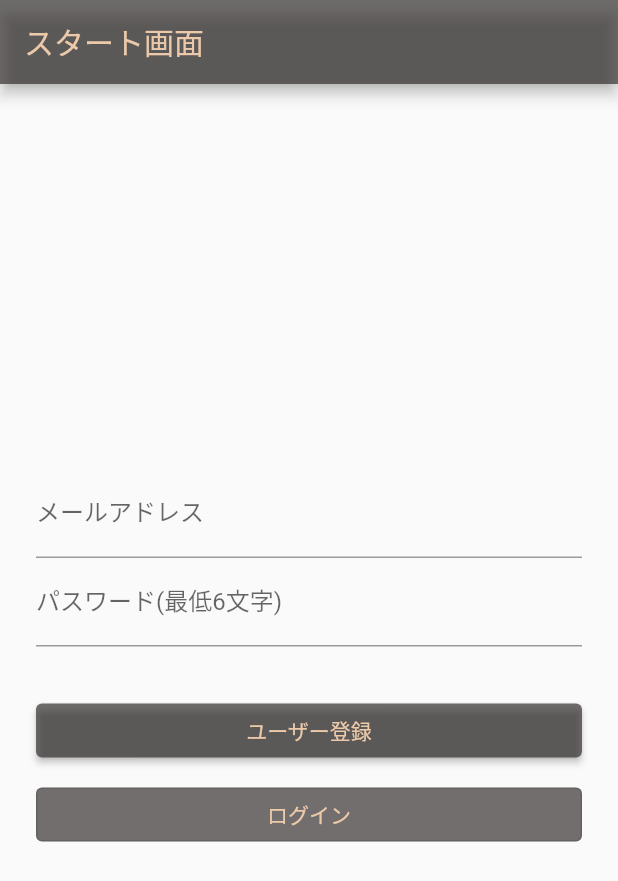
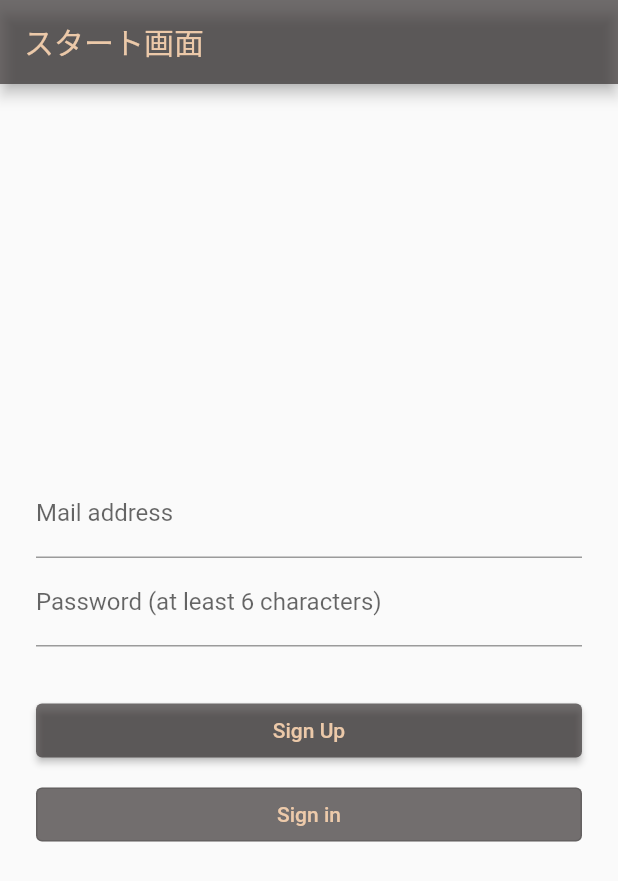
Before and after one commit to Harkii03/SoftTennis, a Flutter app: the screen it shows after launch, on a phone screen of 412 x 824 dp. Shown: the top 881 px of the screen. Run offline on Flutter 3.47's test engine with Material 2 defaults, Android fonts, the phone set to English and light mode, and no system bars; our stand-ins replace cloud_firestore, firebase_auth, firebase_core, flutter_datetime_picker, table_calendar; missing offline and left inert: youtube_api; accounts and stored records are empty.

Commit message:
modified login message

```diff
--- a/tennis/lib/Login/Login_page.dart
+++ b/tennis/lib/Login/Login_page.dart
@@ -13,6 +13,8 @@ class LoginPage extends StatefulWidget {
 }
 
 class _LoginPageState extends State<LoginPage> {
+  final FocusNode _emailFocus = FocusNode();
+  final FocusNode _passwordFocus = FocusNode();
   // メッセージ表示用
   String infoText = '';
   // 入力したメールアドレス・パスワード
@@ -34,23 +36,40 @@ class _LoginPageState extends State<LoginPage> {
             mainAxisAlignment: MainAxisAlignment.center,
             children: <Widget>[
               // メールアドレス入力
-              TextFormField(
-                decoration: const InputDecoration(labelText: 'メールアドレス'),
+              Focus(
+                focusNode: _emailFocus,
+                child: TextFormField(
+                  decoration: const InputDecoration(labelText: 'Mail address'),
                   onChanged: (String value) {
                     setState(() {
                       email = value;
                     });
                   },
+                  onFieldSubmitted: (_) {
+                    // フォーカスを外してキーボードを隠す
+                    _emailFocus.unfocus();
+                    // 次のフィールドにフォーカスを移す
+                    FocusScope.of(context).requestFocus(_passwordFocus);
+                  },
+                ),
               ),
               // パスワード入力
-              TextFormField(
-                decoration: const InputDecoration(labelText: 'パスワード(最低6文字)'),
+              Focus(
+                focusNode: _passwordFocus,
+                child: TextFormField(
+                  decoration: const InputDecoration(
+                      labelText: 'Password (at least 6 characters)'),
                   obscureText: true,
                   onChanged: (String value) {
                     setState(() {
                       password = value;
                     });
                   },
+                  onFieldSubmitted: (_) {
+                    // フォーカスを外してキーボードを隠す
+                    _passwordFocus.unfocus();
+                  },
+                ),
               ),
               Container(
                 padding: EdgeInsets.all(8),
@@ -64,7 +83,7 @@ class _LoginPageState extends State<LoginPage> {
                   style: ElevatedButton.styleFrom(
                     backgroundColor: const Color.fromARGB(173, 49, 44, 44),
                   ),
-                  child: const Text('ユーザー登録',
+                  child: const Text('Sign Up',
                       style:
                           TextStyle(color: Color.fromARGB(246, 241, 205, 172))),
                   onPressed: () async {
@@ -85,7 +104,7 @@ class _LoginPageState extends State<LoginPage> {
                     } catch (e) {
                       // ユーザー登録に失敗した場合
                       setState(() {
-                        infoText = "登録に失敗しました：${e.toString()}";
+                        infoText = "Registration failed:${e.toString()}";
                       });
                     }
                   },
@@ -99,7 +118,7 @@ class _LoginPageState extends State<LoginPage> {
                   style: ElevatedButton.styleFrom(
                     backgroundColor: const Color.fromARGB(173, 49, 44, 44),
                   ),
-                  child: const Text('ログイン',
+                  child: const Text('Sign in',
                       style:
                           TextStyle(color: Color.fromARGB(246, 241, 205, 172))),
                   onPressed: () async {
```
Lines whose indentation alone changed are shown as unchanged.
